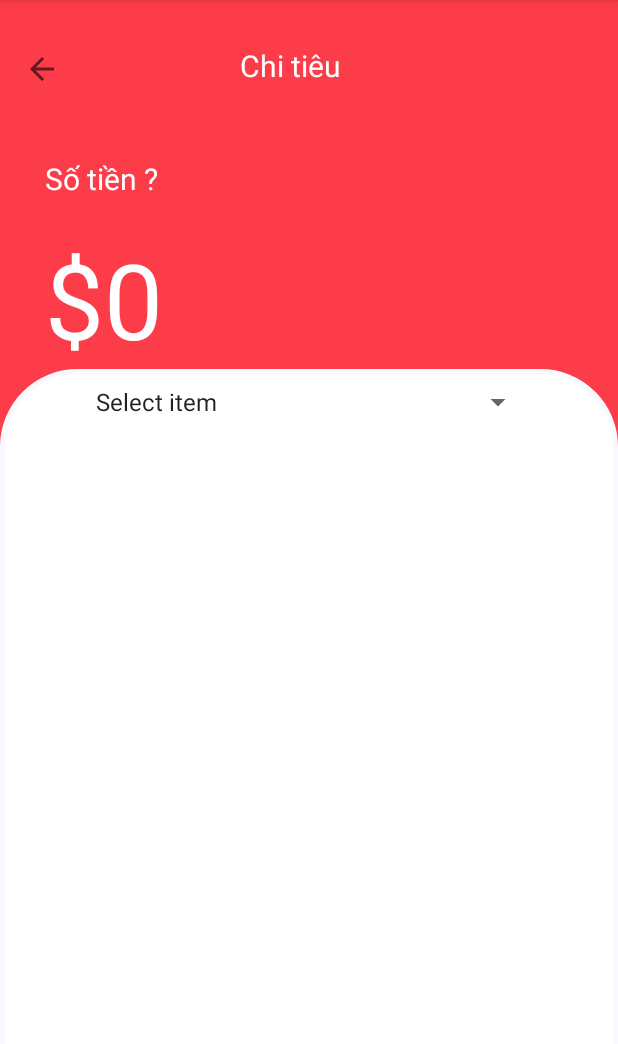
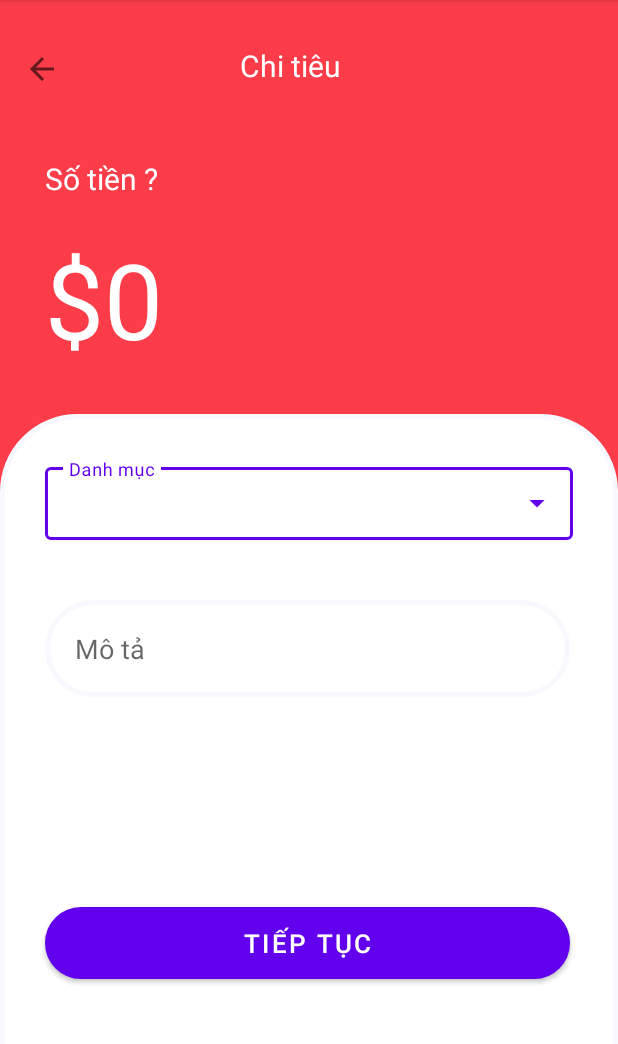
Before and after one commit to nguyendinhduy13/Money-Management, an Android app: the Expense screen opened directly, with no data from a screen before it, on a phone screen of 412 x 824 dp, the part 84-1128 px from its top. Run offline under Robolectric (Android 15) with nearby library versions, the phone set to English and light mode, and no system bars.

Commit message:
Danh mục

```diff
--- a/app/src/main/java/com/example/moneymanagement/Expense.java
+++ b/app/src/main/java/com/example/moneymanagement/Expense.java
@@ -3,12 +3,18 @@ package com.example.moneymanagement;
 import androidx.appcompat.app.AppCompatActivity;
 
 import android.os.Bundle;
+import android.widget.ArrayAdapter;
+import android.widget.AutoCompleteTextView;
 
 public class Expense extends AppCompatActivity {
-
+String [] myList;
     @Override
     protected void onCreate(Bundle savedInstanceState) {
         super.onCreate(savedInstanceState);
         setContentView(R.layout.activity_expense);
+        myList= getResources().getStringArray(R.array.items);
+        ArrayAdapter<String> adapter=new ArrayAdapter<>(this,R.layout.drop_down_item,myList);
+        AutoCompleteTextView autoCompleteTextView=findViewById(R.id.filled_exposed);
+        autoCompleteTextView.setAdapter(adapter);
     }
 }
--- a/app/src/main/res/layout/activity_expense.xml
+++ b/app/src/main/res/layout/activity_expense.xml
@@ -41,19 +41,41 @@
         android:layout_marginLeft="30dp"
         android:layout_marginTop="20dp"></TextView>
     <LinearLayout
+        android:layout_marginTop="30dp"
         android:layout_width="match_parent"
         android:layout_height="match_parent"
         android:background="@drawable/edit_round_layout"
         android:orientation="vertical">
-        <Spinner
-            android:id="@+id/itemsspinner"
-            android:layout_width="300dp"
+        <com.google.android.material.textfield.TextInputLayout
+            android:layout_width="match_parent"
             android:layout_height="wrap_content"
-            android:layout_gravity="center"
+            android:layout_margin="20dp"
+            android:hint="Danh mục"
+              style="@style/Widget.MaterialComponents.TextInputLayout.OutlinedBox.Dense.ExposedDropdownMenu">
+            <AutoCompleteTextView
+                android:layout_width="match_parent"
+                android:layout_height="wrap_content"
+                android:id="@+id/filled_exposed"
+                android:inputType="none"></AutoCompleteTextView>
+        </com.google.android.material.textfield.TextInputLayout>
+<EditText
+    android:layout_width="350dp"
+    android:layout_height="wrap_content"
+   android:hint="Mô tả"
+    android:background="@drawable/edit_round"
+    android:layout_margin="20dp"
+    android:padding="20dp"
+    android:inputType="text"
+    android:textSize="18dp"></EditText>
 
-            android:entries="@array/items"
-            android:gravity="center"
-           ></Spinner>
+        <Button
+            android:layout_width="350dp"
+            android:layout_height="wrap_content"
+            android:layout_marginLeft="20dp"
+            android:layout_marginTop="120dp"
+            android:textSize="17dp"
+            android:background="@drawable/edit_round"
+            android:text="Tiếp tục"></Button>
 
     </LinearLayout>
 
```
Also changed, not shown: app/src/main/res/drawable/edit_round_spinner.xml (deleted, +0 -30 lines), app/src/main/res/layout/drop_down_item.xml (added, +9 -0 lines).
